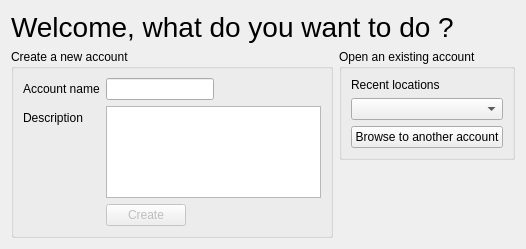
This is KCApp/startupdialog.ui in louvainlinux/KapCompta as Qt 5 draws it before an edit. The edited form follows.
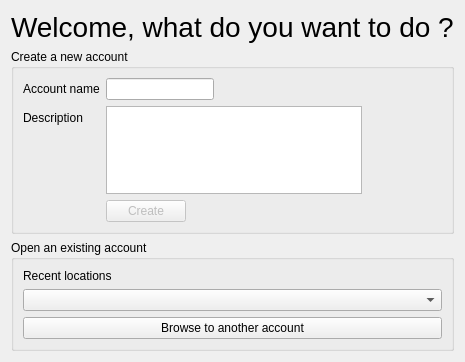
This is the edited form.

Commit message: integrated the startup dialog with the new kccore api's

The edit to the form file:
```diff
--- a/KCApp/startupdialog.ui
+++ b/KCApp/startupdialog.ui
@@ -6,15 +6,15 @@
    <rect>
     <x>0</x>
     <y>0</y>
-    <width>526</width>
-    <height>249</height>
+    <width>384</width>
+    <height>362</height>
    </rect>
   </property>
   <property name="windowTitle">
    <string>Dialog</string>
   </property>
-  <layout class="QGridLayout" name="gridLayout">
-   <item row="0" column="0" colspan="2">
+  <layout class="QVBoxLayout" name="verticalLayout_2">
+   <item>
     <widget class="QLabel" name="label">
      <property name="font">
       <font>
@@ -26,7 +26,7 @@
      </property>
     </widget>
    </item>
-   <item row="1" column="0" rowspan="2">
+   <item>
     <widget class="QGroupBox" name="groupBox">
      <property name="title">
       <string>Create a new account</string>
@@ -68,7 +68,7 @@
      </layout>
     </widget>
    </item>
-   <item row="1" column="1">
+   <item>
     <widget class="QGroupBox" name="groupBox_2">
      <property name="title">
       <string>Open an existing account</string>
@@ -94,19 +94,6 @@
      </layout>
     </widget>
    </item>
-   <item row="2" column="1">
-    <spacer name="verticalSpacer">
-     <property name="orientation">
-      <enum>Qt::Vertical</enum>
-     </property>
-     <property name="sizeHint" stdset="0">
-      <size>
-       <width>20</width>
-       <height>40</height>
-      </size>
-     </property>
-    </spacer>
-   </item>
   </layout>
  </widget>
  <resources/>
```
The commit also changes 5 other files.
